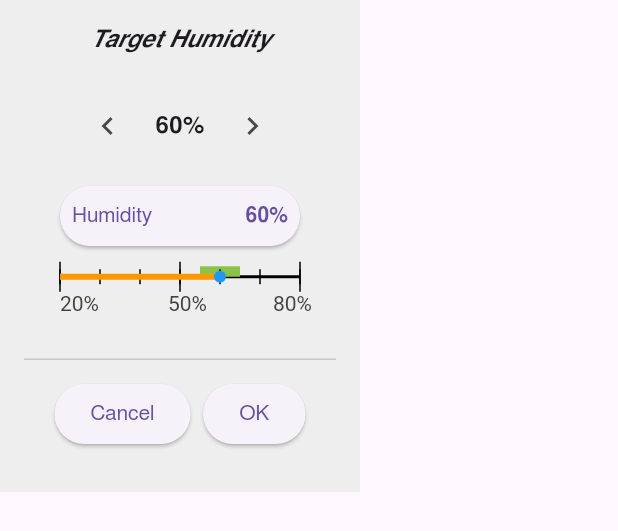
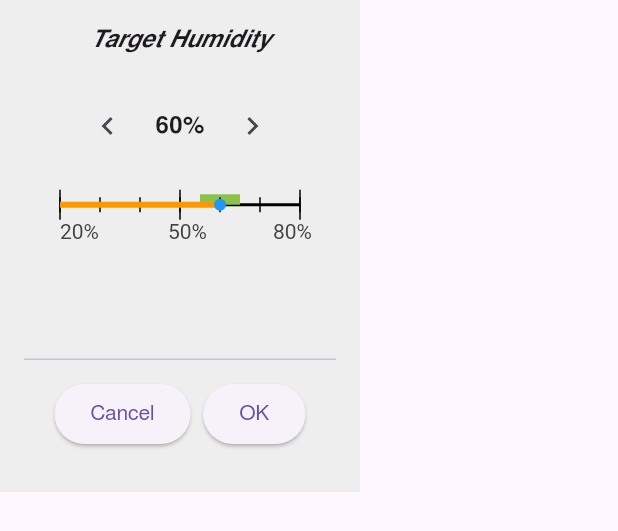
Before and after one commit to hangstrap/dry_living_mock_wall_unit, a Flutter app: the TargetHumidityEditView widget shown alone on an empty page, opened directly with empty values, on a phone screen of 412 x 824 dp. Shown: the top 531 px of the screen. Run offline on Flutter 3.47's test engine with Material 3 defaults, Android fonts, the phone set to English and light mode, and no system bars; our stand-ins replace qr_flutter; Roboto replaces fonts that are missing (FreeSans).

Commit message:
fixed humidity diplay

```diff
--- a/lib/wall_unit/editors/target_humidity_edit_view.dart
+++ b/lib/wall_unit/editors/target_humidity_edit_view.dart
@@ -69,6 +69,7 @@ class _TargetHumidityEditViewState extends State<TargetHumidityEditView> {
                 targetHumidity: displayValue,
                 onHumidityTap: (v) => onChanged(v),
                 onEditRequested: () {},
+                dislayLable: false,
               ),
             ),
             const SizedBox(height: 12),
--- a/lib/wall_unit/views/humidity_graph_widget.dart
+++ b/lib/wall_unit/views/humidity_graph_widget.dart
@@ -1,5 +1,4 @@
 import 'package:flutter/material.dart';
-import '../../label_value_widget.dart';
 
 class HumidityGraphScaleHelper {
   final double width;
@@ -27,6 +26,7 @@ class HumidityGraphWidget extends StatelessWidget {
   final int targetHumidity;
   final void Function(int)? onHumidityTap;
   final VoidCallback onEditRequested;
+  final bool dislayLable;
 
   const HumidityGraphWidget({
     super.key,
@@ -34,16 +34,32 @@ class HumidityGraphWidget extends StatelessWidget {
     required this.targetHumidity,
     this.onHumidityTap,
     required this.onEditRequested,
+    this.dislayLable = true,
   });
 
   @override
   Widget build(BuildContext context) {
     return Column(
       children: [
-        LabelValueWidget(
-          label: 'Humidity',
-          value: '$humidity%',
-          onTap: onEditRequested,
+        if(dislayLable)
+        Row(
+          mainAxisAlignment: MainAxisAlignment.spaceBetween,
+          crossAxisAlignment: CrossAxisAlignment.center,
+          children: [
+            Padding(
+              padding: const EdgeInsets.only(left: 8), // Move label in
+              child: Text("Humidity"),
+            ),
+            Padding(
+              padding: const EdgeInsets.only(
+                right: 8,
+              ), // Optional: move value in
+              child: Text(
+                '$humidity%',
+                style: const TextStyle(fontWeight: FontWeight.bold),
+              ),
+            ),
+          ],
         ),
         const SizedBox(height: 4),
         SizedBox(
@@ -145,10 +161,7 @@ class _HumidityGraphPainter extends CustomPainter {
 
   void _drawLabel(Canvas canvas, String text, Offset offset) {
     final textPainter = TextPainter(
-      text: TextSpan(
-        text: text,
-        style: TextStyle(color: Colors.grey[800]),
-      ),
+      text: TextSpan(text: text, style: TextStyle(color: Colors.grey[800])),
       textDirection: TextDirection.ltr,
     );
     textPainter.layout();
--- a/lib/wall_unit/wall_unit_widget.dart
+++ b/lib/wall_unit/wall_unit_widget.dart
@@ -87,7 +87,7 @@ class _WallUnitWidgetState extends State<WallUnitWidget> {
                       humidity: appState.humidity,
                       targetHumidity: appState.targetHumidity,
                       onHumidityTap: (_) {},
-                      onEditRequested: () => _handleFieldSelected(DisplayEnum.targetHumidity),
+                      onEditRequested: () {},
                     ),
                   ),
                 ),
```
